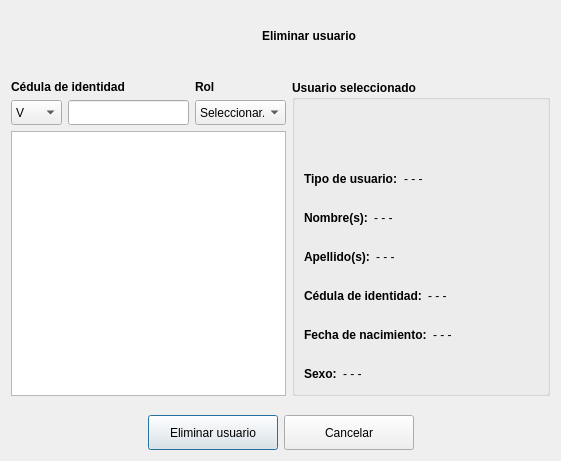
Above: dlgeliminarusuario.ui from Gabnz/Spectrasoft before the change. Below: the same form after it.
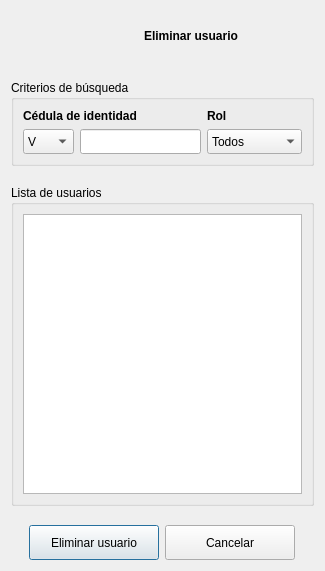
That is the form after the change. Icons and pictures are not drawn.

What changed in the file:
```diff
--- a/dlgeliminarusuario.ui
+++ b/dlgeliminarusuario.ui
@@ -6,18 +6,18 @@
    <rect>
     <x>0</x>
     <y>0</y>
-    <width>561</width>
-    <height>461</height>
+    <width>325</width>
+    <height>571</height>
    </rect>
   </property>
   <property name="windowTitle">
    <string>Dialog</string>
   </property>
-  <layout class="QGridLayout" name="gridLayout_2">
+  <layout class="QGridLayout" name="gridLayout_3">
    <item row="0" column="0">
-    <layout class="QVBoxLayout" name="verticalLayout_6">
+    <layout class="QVBoxLayout" name="verticalLayout_3">
      <item>
-      <layout class="QVBoxLayout" name="verticalLayout_5">
+      <layout class="QVBoxLayout" name="verticalLayout_2">
        <item>
         <layout class="QHBoxLayout" name="horizontalLayout_2">
          <item>
@@ -103,13 +103,21 @@
         </spacer>
        </item>
        <item>
-        <layout class="QHBoxLayout" name="horizontalLayout_9">
+        <widget class="QGroupBox" name="groupBox">
+         <property name="font">
+          <font>
+           <weight>50</weight>
+           <bold>false</bold>
+          </font>
+         </property>
+         <property name="title">
+          <string>Criterios de búsqueda</string>
+         </property>
+         <layout class="QGridLayout" name="gridLayout">
+          <item row="0" column="0">
+           <layout class="QHBoxLayout" name="horizontalLayout_3">
          <item>
-          <layout class="QVBoxLayout" name="verticalLayout_2">
-           <item>
-            <layout class="QHBoxLayout" name="horizontalLayout_4">
-             <item>
-              <layout class="QVBoxLayout" name="verticalLayout_3">
+             <layout class="QVBoxLayout" name="verticalLayout">
                <item>
                 <widget class="QLabel" name="etqCI">
                  <property name="text">
@@ -208,7 +216,7 @@
                  </property>
                  <item>
                   <property name="text">
-                   <string>Seleccionar...</string>
+                  <string>Todos</string>
                   </property>
                  </item>
                  <item>
@@ -232,7 +240,38 @@
              </item>
             </layout>
            </item>
+         </layout>
+        </widget>
+       </item>
            <item>
+        <spacer name="verticalSpacer_3">
+         <property name="orientation">
+          <enum>Qt::Vertical</enum>
+         </property>
+         <property name="sizeType">
+          <enum>QSizePolicy::Fixed</enum>
+         </property>
+         <property name="sizeHint" stdset="0">
+          <size>
+           <width>17</width>
+           <height>13</height>
+          </size>
+         </property>
+        </spacer>
+       </item>
+       <item>
+        <widget class="QGroupBox" name="groupBox_2">
+         <property name="font">
+          <font>
+           <weight>50</weight>
+           <bold>false</bold>
+          </font>
+         </property>
+         <property name="title">
+          <string>Lista de usuarios</string>
+         </property>
+         <layout class="QGridLayout" name="gridLayout_2">
+          <item row="0" column="0">
             <widget class="QListView" name="listView">
              <property name="sizePolicy">
               <sizepolicy hsizetype="Expanding" vsizetype="Expanding">
@@ -246,465 +285,13 @@
              <property name="resizeMode">
               <enum>QListView::Adjust</enum>
              </property>
-            </widget>
-           </item>
-          </layout>
-         </item>
-         <item>
-          <widget class="QGroupBox" name="groupBox">
-           <property name="font">
-            <font>
-             <weight>75</weight>
-             <bold>true</bold>
-            </font>
-           </property>
-           <property name="title">
-            <string>Usuario seleccionado</string>
-           </property>
-           <layout class="QGridLayout" name="gridLayout">
-            <item row="0" column="0">
-             <spacer name="verticalSpacer_2">
-              <property name="orientation">
-               <enum>Qt::Vertical</enum>
-              </property>
-              <property name="sizeHint" stdset="0">
-               <size>
-                <width>20</width>
-                <height>40</height>
-               </size>
-              </property>
-             </spacer>
-            </item>
-            <item row="1" column="0">
-             <layout class="QVBoxLayout" name="verticalLayout">
-              <item>
-               <layout class="QHBoxLayout" name="horizontalLayout_7">
-                <item>
-                 <widget class="QLabel" name="etqTituloRolUsuario">
-                  <property name="font">
-                   <font>
-                    <weight>75</weight>
-                    <bold>true</bold>
-                   </font>
-                  </property>
-                  <property name="text">
-                   <string>&lt;html&gt;&lt;head/&gt;&lt;body&gt;&lt;p&gt;Tipo de usuario:&lt;/p&gt;&lt;/body&gt;&lt;/html&gt;</string>
-                  </property>
-                 </widget>
-                </item>
-                <item>
-                 <widget class="QLabel" name="etqRol_2">
-                  <property name="font">
-                   <font>
-                    <weight>50</weight>
-                    <bold>false</bold>
-                   </font>
-                  </property>
-                  <property name="text">
-                   <string>&lt;html&gt;&lt;head/&gt;&lt;body&gt;&lt;p&gt;- - -&lt;/p&gt;&lt;/body&gt;&lt;/html&gt;</string>
-                  </property>
-                 </widget>
-                </item>
-                <item>
-                 <spacer name="horizontalSpacer_10">
-                  <property name="orientation">
-                   <enum>Qt::Horizontal</enum>
-                  </property>
-                  <property name="sizeHint" stdset="0">
-                   <size>
-                    <width>40</width>
-                    <height>20</height>
-                   </size>
-                  </property>
-                 </spacer>
-                </item>
-               </layout>
-              </item>
-              <item>
-               <spacer name="verticalSpacer_6">
-                <property name="orientation">
-                 <enum>Qt::Vertical</enum>
-                </property>
-                <property name="sizeType">
-                 <enum>QSizePolicy::Fixed</enum>
-                </property>
-                <property name="sizeHint" stdset="0">
-                 <size>
-                  <width>20</width>
-                  <height>13</height>
-                 </size>
-                </property>
-               </spacer>
-              </item>
-              <item>
-               <layout class="QHBoxLayout" name="horizontalLayout_6">
-                <item>
-                 <widget class="QLabel" name="etqTituloNombre">
-                  <property name="font">
-                   <font>
-                    <weight>75</weight>
-                    <bold>true</bold>
-                   </font>
-                  </property>
-                  <property name="text">
-                   <string>&lt;html&gt;&lt;head/&gt;&lt;body&gt;&lt;p&gt;Nombre(s):&lt;/p&gt;&lt;/body&gt;&lt;/html&gt;</string>
-                  </property>
-                 </widget>
-                </item>
-                <item>
-                 <widget class="QLabel" name="etqNombre">
-                  <property name="minimumSize">
-                   <size>
-                    <width>0</width>
-                    <height>20</height>
-                   </size>
-                  </property>
-                  <property name="maximumSize">
-                   <size>
-                    <width>251</width>
-                    <height>20</height>
-                   </size>
-                  </property>
-                  <property name="font">
-                   <font>
-                    <weight>50</weight>
-                    <bold>false</bold>
-                   </font>
-                  </property>
-                  <property name="text">
-                   <string>&lt;html&gt;&lt;head/&gt;&lt;body&gt;&lt;p&gt;- - -&lt;/p&gt;&lt;/body&gt;&lt;/html&gt;</string>
-                  </property>
-                 </widget>
-                </item>
-                <item>
-                 <spacer name="horizontalSpacer_5">
-                  <property name="orientation">
-                   <enum>Qt::Horizontal</enum>
-                  </property>
-                  <property name="sizeHint" stdset="0">
-                   <size>
-                    <width>40</width>
-                    <height>20</height>
-                   </size>
-                  </property>
-                 </spacer>
-                </item>
-               </layout>
-              </item>
-              <item>
-               <spacer name="verticalSpacer_3">
-                <property name="orientation">
-                 <enum>Qt::Vertical</enum>
-                </property>
-                <property name="sizeType">
-                 <enum>QSizePolicy::Fixed</enum>
-                </property>
-                <property name="sizeHint" stdset="0">
-                 <size>
-                  <width>20</width>
-                  <height>13</height>
-                 </size>
-                </property>
-               </spacer>
-              </item>
-              <item>
-               <layout class="QHBoxLayout" name="horizontalLayout_5">
-                <item>
-                 <widget class="QLabel" name="etqTituloApellido">
-                  <property name="font">
-                   <font>
-                    <weight>75</weight>
-                    <bold>true</bold>
-                   </font>
-                  </property>
-                  <property name="text">
-                   <string>&lt;html&gt;&lt;head/&gt;&lt;body&gt;&lt;p&gt;Apellido(s):&lt;/p&gt;&lt;/body&gt;&lt;/html&gt;</string>
-                  </property>
-                 </widget>
-                </item>
-                <item>
-                 <widget class="QLabel" name="etqApellido">
-                  <property name="minimumSize">
-                   <size>
-                    <width>0</width>
-                    <height>20</height>
-                   </size>
-                  </property>
-                  <property name="maximumSize">
-                   <size>
-                    <width>251</width>
-                    <height>20</height>
-                   </size>
-                  </property>
-                  <property name="font">
-                   <font>
-                    <weight>50</weight>
-                    <bold>false</bold>
-                   </font>
-                  </property>
-                  <property name="text">
-                   <string>&lt;html&gt;&lt;head/&gt;&lt;body&gt;&lt;p&gt;- - -&lt;/p&gt;&lt;/body&gt;&lt;/html&gt;</string>
-                  </property>
-                 </widget>
-                </item>
-                <item>
-                 <spacer name="horizontalSpacer_6">
-                  <property name="orientation">
-                   <enum>Qt::Horizontal</enum>
-                  </property>
-                  <property name="sizeHint" stdset="0">
-                   <size>
-                    <width>40</width>
-                    <height>20</height>
-                   </size>
-                  </property>
-                 </spacer>
-                </item>
-               </layout>
-              </item>
-              <item>
-               <spacer name="verticalSpacer_4">
-                <property name="orientation">
-                 <enum>Qt::Vertical</enum>
-                </property>
-                <property name="sizeType">
-                 <enum>QSizePolicy::Fixed</enum>
-                </property>
-                <property name="sizeHint" stdset="0">
-                 <size>
-                  <width>20</width>
-                  <height>13</height>
-                 </size>
-                </property>
-               </spacer>
-              </item>
-              <item>
-               <layout class="QHBoxLayout" name="horizontalLayout_8">
-                <item>
-                 <widget class="QLabel" name="etqTituloCedula">
-                  <property name="font">
-                   <font>
-                    <weight>75</weight>
-                    <bold>true</bold>
-                   </font>
-                  </property>
-                  <property name="text">
-                   <string>&lt;html&gt;&lt;head/&gt;&lt;body&gt;&lt;p&gt;Cédula de identidad:&lt;/p&gt;&lt;/body&gt;&lt;/html&gt;</string>
-                  </property>
-                 </widget>
-                </item>
-                <item>
-                 <widget class="QLabel" name="etqCedula">
-                  <property name="minimumSize">
-                   <size>
-                    <width>91</width>
-                    <height>16</height>
-                   </size>
-                  </property>
-                  <property name="maximumSize">
-                   <size>
-                    <width>91</width>
-                    <height>16</height>
-                   </size>
-                  </property>
-                  <property name="font">
-                   <font>
-                    <weight>50</weight>
-                    <bold>false</bold>
-                   </font>
-                  </property>
-                  <property name="text">
-                   <string>&lt;html&gt;&lt;head/&gt;&lt;body&gt;&lt;p&gt;- - -&lt;/p&gt;&lt;/body&gt;&lt;/html&gt;</string>
-                  </property>
-                 </widget>
-                </item>
-                <item>
-                 <spacer name="horizontalSpacer_9">
-                  <property name="orientation">
-                   <enum>Qt::Horizontal</enum>
-                  </property>
-                  <property name="sizeHint" stdset="0">
-                   <size>
-                    <width>40</width>
-                    <height>20</height>
-                   </size>
-                  </property>
-                 </spacer>
-                </item>
-               </layout>
-              </item>
-              <item>
-               <spacer name="verticalSpacer_7">
-                <property name="orientation">
-                 <enum>Qt::Vertical</enum>
-                </property>
-                <property name="sizeType">
-                 <enum>QSizePolicy::Fixed</enum>
-                </property>
-                <property name="sizeHint" stdset="0">
-                 <size>
-                  <width>20</width>
-                  <height>13</height>
-                 </size>
-                </property>
-               </spacer>
-              </item>
-              <item>
-               <layout class="QHBoxLayout" name="horizontalLayout_3">
-                <item>
-                 <widget class="QLabel" name="etqTituloFechaNac">
-                  <property name="font">
-                   <font>
-                    <weight>75</weight>
-                    <bold>true</bold>
-                   </font>
-                  </property>
-                  <property name="text">
-                   <string>&lt;html&gt;&lt;head/&gt;&lt;body&gt;&lt;p&gt;Fecha de nacimiento:&lt;/p&gt;&lt;/body&gt;&lt;/html&gt;</string>
-                  </property>
-                 </widget>
-                </item>
-                <item>
-                 <widget class="QLabel" name="etqFechaNac">
-                  <property name="minimumSize">
-                   <size>
-                    <width>91</width>
-                    <height>16</height>
-                   </size>
-                  </property>
-                  <property name="maximumSize">
-                   <size>
-                    <width>91</width>
-                    <height>16</height>
-                   </size>
-                  </property>
-                  <property name="font">
-                   <font>
-                    <weight>50</weight>
-                    <bold>false</bold>
-                   </font>
-                  </property>
-                  <property name="text">
-                   <string>&lt;html&gt;&lt;head/&gt;&lt;body&gt;&lt;p&gt;- - -&lt;/p&gt;&lt;/body&gt;&lt;/html&gt;</string>
-                  </property>
-                 </widget>
-                </item>
-                <item>
-                 <spacer name="horizontalSpacer_13">
-                  <property name="orientation">
-                   <enum>Qt::Horizontal</enum>
-                  </property>
-                  <property name="sizeHint" stdset="0">
-                   <size>
-                    <width>40</width>
-                    <height>20</height>
-                   </size>
-                  </property>
-                 </spacer>
-                </item>
-               </layout>
-              </item>
-              <item>
-               <spacer name="verticalSpacer_8">
-                <property name="orientation">
-                 <enum>Qt::Vertical</enum>
-                </property>
-                <property name="sizeType">
-                 <enum>QSizePolicy::Fixed</enum>
-                </property>
-                <property name="sizeHint" stdset="0">
-                 <size>
-                  <width>20</width>
-                  <height>13</height>
-                 </size>
-                </property>
-               </spacer>
-              </item>
-              <item>
-               <layout class="QHBoxLayout" name="horizontalLayout_10">
-                <item>
-                 <widget class="QLabel" name="etqTituloSexo">
-                  <property name="font">
-                   <font>
-                    <weight>75</weight>
-                    <bold>true</bold>
-                   </font>
-                  </property>
-                  <property name="text">
-                   <string>&lt;html&gt;&lt;head/&gt;&lt;body&gt;&lt;p&gt;Sexo:&lt;/p&gt;&lt;/body&gt;&lt;/html&gt;</string>
-                  </property>
-                 </widget>
-                </item>
-                <item>
-                 <widget class="QLabel" name="etqSexo">
-                  <property name="minimumSize">
-                   <size>
-                    <width>91</width>
-                    <height>16</height>
-                   </size>
-                  </property>
-                  <property name="maximumSize">
-                   <size>
-                    <width>91</width>
-                    <height>16</height>
-                   </size>
-                  </property>
-                  <property name="font">
-                   <font>
-                    <weight>50</weight>
-                    <bold>false</bold>
-                   </font>
-                  </property>
-                  <property name="text">
-                   <string>&lt;html&gt;&lt;head/&gt;&lt;body&gt;&lt;p&gt;- - -&lt;/p&gt;&lt;/body&gt;&lt;/html&gt;</string>
-                  </property>
-                 </widget>
-                </item>
-                <item>
-                 <spacer name="horizontalSpacer_15">
-                  <property name="orientation">
-                   <enum>Qt::Horizontal</enum>
-                  </property>
-                  <property name="sizeHint" stdset="0">
-                   <size>
-                    <width>40</width>
-                    <height>20</height>
-                   </size>
-                  </property>
-                 </spacer>
-                </item>
-               </layout>
-              </item>
-             </layout>
-            </item>
-           </layout>
-           <zorder>verticalSpacer_3</zorder>
-           <zorder>verticalSpacer_6</zorder>
-           <zorder></zorder>
-           <zorder></zorder>
-           <zorder>verticalSpacer_8</zorder>
-           <zorder></zorder>
-           <zorder>verticalSpacer_4</zorder>
-           <zorder></zorder>
-           <zorder></zorder>
-           <zorder>verticalSpacer_7</zorder>
-           <zorder></zorder>
-           <zorder>verticalSpacer_3</zorder>
-           <zorder></zorder>
-           <zorder>verticalSpacer_6</zorder>
-           <zorder></zorder>
-           <zorder>verticalSpacer_8</zorder>
-           <zorder></zorder>
-           <zorder>verticalSpacer_4</zorder>
-           <zorder></zorder>
-           <zorder></zorder>
-           <zorder>verticalSpacer_7</zorder>
-           <zorder></zorder>
-           <zorder></zorder>
-           <zorder>verticalSpacer_2</zorder>
-          </widget>
-         </item>
-        </layout>
+            <property name="viewMode">
+             <enum>QListView::ListMode</enum>
+            </property>
+           </widget>
+          </item>
+         </layout>
+        </widget>
        </item>
       </layout>
      </item>
@@ -725,9 +312,9 @@
       </spacer>
      </item>
      <item>
-      <layout class="QHBoxLayout" name="horizontalLayout_12">
+      <layout class="QHBoxLayout" name="horizontalLayout_4">
        <item>
-        <spacer name="horizontalSpacer_3">
+        <spacer name="horizontalSpacer_2">
          <property name="orientation">
           <enum>Qt::Horizontal</enum>
          </property>
@@ -790,7 +377,7 @@
         </widget>
        </item>
        <item>
-        <spacer name="horizontalSpacer_4">
+        <spacer name="horizontalSpacer">
          <property name="orientation">
           <enum>Qt::Horizontal</enum>
          </property>
```
Left out of the diff: 1 changed line with no effect on the pictures. Lines whose indentation alone changed are shown as unchanged.
